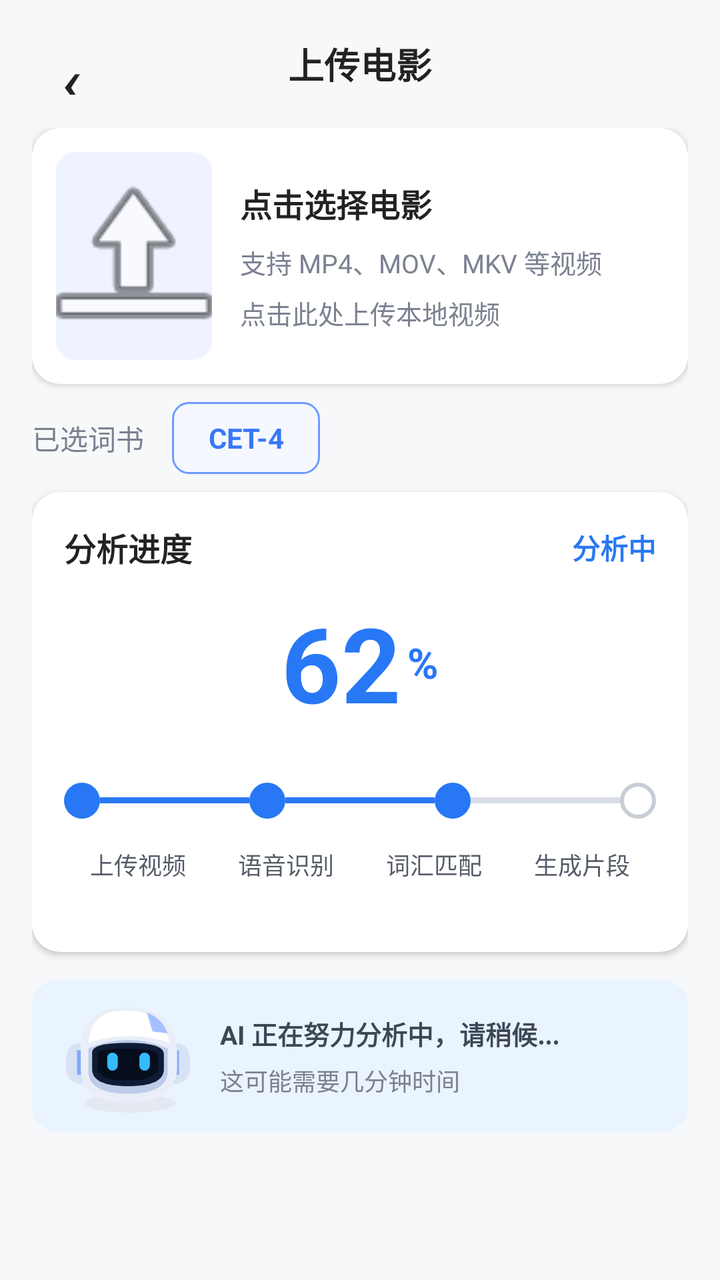
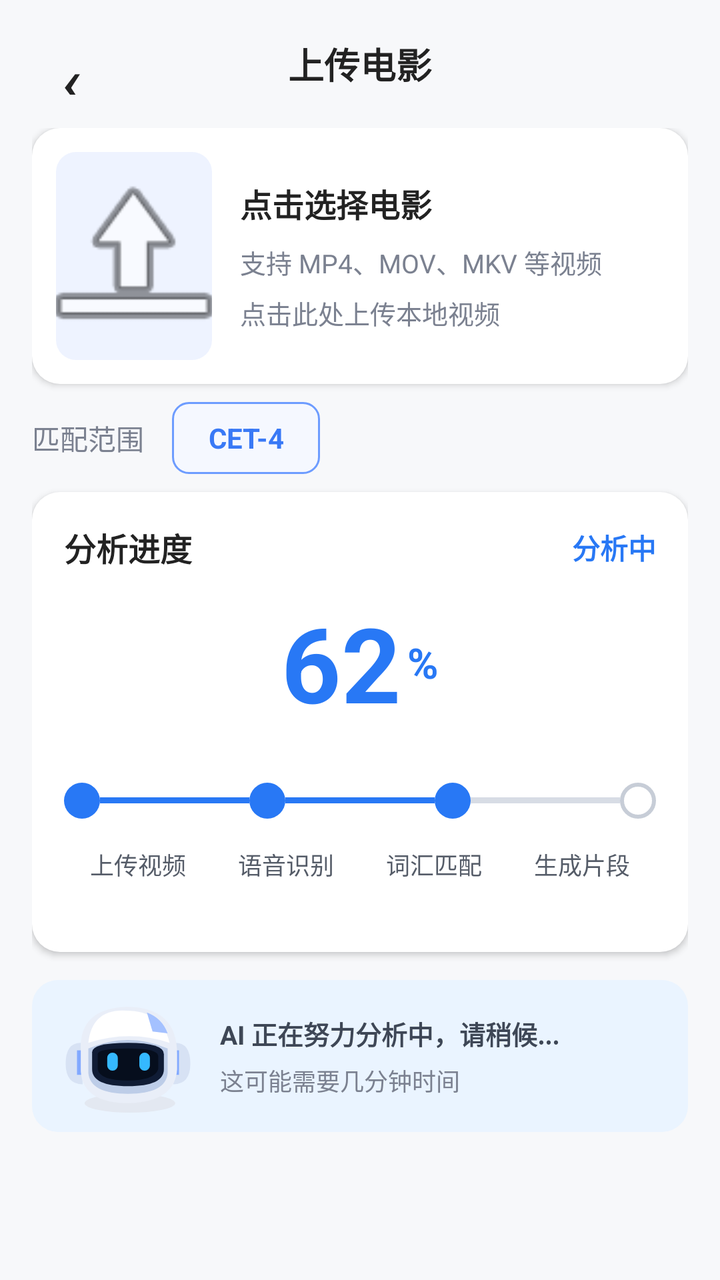

Compare the two renders of this Android layout. The source of the first and the diff that turns it into the second are given below.
<!-- AndroidManifest.xml: application theme Theme.HelloWord -->
<!-- res/layout/upload_movie.xml -->
<?xml version="1.0" encoding="utf-8"?>
<ScrollView xmlns:android="http://schemas.android.com/apk/res/android"
    android:layout_width="match_parent"
    android:layout_height="match_parent"
    android:background="#F7F8FA"
    android:fillViewport="true">

    <LinearLayout
        android:layout_width="match_parent"
        android:layout_height="wrap_content"
        android:orientation="vertical">

        
        <FrameLayout
            android:layout_width="match_parent"
            android:layout_height="64dp"
            android:paddingStart="16dp"
            android:paddingEnd="16dp">

            <TextView
                android:id="@+id/btnBack"
                android:layout_width="40dp"
                android:layout_height="31dp"
                android:layout_gravity="center_vertical"
                android:gravity="center"
                android:text="‹"
                android:textColor="#222222"
                android:textSize="35sp" />

            <TextView
                android:layout_width="wrap_content"
                android:layout_height="wrap_content"
                android:layout_gravity="center"
                android:text="上传电影"
                android:textColor="#222222"
                android:textSize="18sp"
                android:textStyle="bold" />

        </FrameLayout>


        <LinearLayout
            android:layout_width="match_parent"
            android:layout_height="wrap_content"
            android:orientation="vertical"
            android:paddingStart="16dp"
            android:paddingEnd="16dp">


            
            
            

            <LinearLayout
                android:id="@+id/uploadMovieCard"
                android:layout_width="match_parent"
                android:layout_height="128dp"
                android:background="@drawable/bg_white_card"
                android:elevation="2dp"
                android:gravity="center_vertical"
                android:orientation="horizontal"
                android:padding="12dp">

                
                <FrameLayout
                    android:layout_width="78dp"
                    android:layout_height="104dp">

                    <ImageView
                        android:id="@+id/movieCover"
                        android:layout_width="match_parent"
                        android:layout_height="match_parent"
                        android:background="@drawable/bg_movie_cover"
                        android:scaleType="centerCrop"
                        android:src="@android:drawable/ic_menu_upload" />

                </FrameLayout>


                
                <LinearLayout
                    android:layout_width="0dp"
                    android:layout_height="wrap_content"
                    android:layout_marginStart="14dp"
                    android:layout_weight="1"
                    android:orientation="vertical">

                    <TextView
                        android:id="@+id/movieName"
                        android:layout_width="match_parent"
                        android:layout_height="wrap_content"
                        android:ellipsize="end"
                        android:maxLines="1"
                        android:text="点击选择电影"
                        android:textColor="#222222"
                        android:textSize="16sp"
                        android:textStyle="bold" />

                    <TextView
                        android:id="@+id/movieSize"
                        android:layout_width="wrap_content"
                        android:layout_height="wrap_content"
                        android:layout_marginTop="8dp"
                        android:text="支持 MP4、MOV、MKV 等视频"
                        android:textColor="#7B8190"
                        android:textSize="13sp" />

                    <TextView
                        android:id="@+id/movieDuration"
                        android:layout_width="wrap_content"
                        android:layout_height="wrap_content"
                        android:layout_marginTop="6dp"
                        android:text="点击此处上传本地视频"
                        android:textColor="#7B8190"
                        android:textSize="13sp" />

                </LinearLayout>


                
                <TextView
                    android:id="@+id/btnRemoveMovie"
                    android:layout_width="36dp"
                    android:layout_height="36dp"
                    android:gravity="center"
                    android:text="×"
                    android:textColor="#9AA0AA"
                    android:textSize="25sp"
                    android:visibility="gone" />

            </LinearLayout>


            
            <LinearLayout
                android:layout_width="match_parent"
                android:layout_height="54dp"
                android:gravity="center_vertical"
                android:orientation="horizontal">

                <TextView
                    android:layout_width="wrap_content"
                    android:layout_height="wrap_content"
                    android:text="已选词书"
                    android:textColor="#7B8190"
                    android:textSize="14sp" />

                <TextView
                    android:layout_width="wrap_content"
                    android:layout_height="36dp"
                    android:layout_marginStart="14dp"
                    android:background="@drawable/bg_cet_tag"
                    android:gravity="center"
                    android:paddingStart="18dp"
                    android:paddingEnd="18dp"
                    android:text="CET-4"
                    android:textColor="#3979F6"
                    android:textSize="14sp"
                    android:textStyle="bold" />

            </LinearLayout>


            
            
            

            <LinearLayout
                android:layout_width="match_parent"
                android:layout_height="230dp"
                android:background="@drawable/bg_white_card"
                android:elevation="2dp"
                android:orientation="vertical"
                android:padding="16dp">

                <LinearLayout
                    android:layout_width="match_parent"
                    android:layout_height="wrap_content"
                    android:gravity="center_vertical"
                    android:orientation="horizontal">

                    <TextView
                        android:layout_width="0dp"
                        android:layout_height="wrap_content"
                        android:layout_weight="1"
                        android:text="分析进度"
                        android:textColor="#222222"
                        android:textSize="16sp"
                        android:textStyle="bold" />

                    <TextView
                        android:layout_width="wrap_content"
                        android:layout_height="wrap_content"
                        android:text="分析中"
                        android:textColor="#2878F5"
                        android:textSize="14sp"
                        android:textStyle="bold" />

                </LinearLayout>


                
                <LinearLayout
                    android:layout_width="match_parent"
                    android:layout_height="92dp"
                    android:gravity="center"
                    android:orientation="horizontal">

                    <TextView
                        android:layout_width="wrap_content"
                        android:layout_height="wrap_content"
                        android:text="62"
                        android:textColor="#2878F5"
                        android:textSize="52sp"
                        android:textStyle="bold" />

                    <TextView
                        android:layout_width="wrap_content"
                        android:layout_height="wrap_content"
                        android:layout_gravity="center_vertical"
                        android:layout_marginStart="3dp"
                        android:text="%"
                        android:textColor="#2878F5"
                        android:textSize="21sp"
                        android:textStyle="bold" />

                </LinearLayout>


                
                <LinearLayout
                    android:layout_width="match_parent"
                    android:layout_height="46dp"
                    android:gravity="center_vertical"
                    android:orientation="horizontal">

                    <View
                        android:layout_width="18dp"
                        android:layout_height="18dp"
                        android:background="@drawable/bg_progress_done" />

                    <View
                        android:layout_width="0dp"
                        android:layout_height="3dp"
                        android:layout_weight="1"
                        android:background="#2878F5" />

                    <View
                        android:layout_width="18dp"
                        android:layout_height="18dp"
                        android:background="@drawable/bg_progress_done" />

                    <View
                        android:layout_width="0dp"
                        android:layout_height="3dp"
                        android:layout_weight="1"
                        android:background="#2878F5" />

                    <View
                        android:layout_width="18dp"
                        android:layout_height="18dp"
                        android:background="@drawable/bg_progress_done" />

                    <View
                        android:layout_width="0dp"
                        android:layout_height="3dp"
                        android:layout_weight="1"
                        android:background="#D7DCE5" />

                    <View
                        android:layout_width="18dp"
                        android:layout_height="18dp"
                        android:background="@drawable/bg_progress_wait" />

                </LinearLayout>


                
                <LinearLayout
                    android:layout_width="match_parent"
                    android:layout_height="wrap_content"
                    android:orientation="horizontal">

                    <TextView
                        android:layout_width="0dp"
                        android:layout_height="wrap_content"
                        android:layout_weight="1"
                        android:gravity="center"
                        android:text="上传视频"
                        android:textColor="#555C68"
                        android:textSize="12sp" />

                    <TextView
                        android:layout_width="0dp"
                        android:layout_height="wrap_content"
                        android:layout_weight="1"
                        android:gravity="center"
                        android:text="语音识别"
                        android:textColor="#555C68"
                        android:textSize="12sp" />

                    <TextView
                        android:layout_width="0dp"
                        android:layout_height="wrap_content"
                        android:layout_weight="1"
                        android:gravity="center"
                        android:text="词汇匹配"
                        android:textColor="#555C68"
                        android:textSize="12sp" />

                    <TextView
                        android:layout_width="0dp"
                        android:layout_height="wrap_content"
                        android:layout_weight="1"
                        android:gravity="center"
                        android:text="生成片段"
                        android:textColor="#555C68"
                        android:textSize="12sp" />

                </LinearLayout>

            </LinearLayout>


            
            <LinearLayout
                android:layout_width="match_parent"
                android:layout_height="76dp"
                android:layout_marginTop="14dp"
                android:background="@drawable/bg_ai_tip"
                android:gravity="center_vertical"
                android:orientation="horizontal"
                android:paddingStart="14dp"
                android:paddingEnd="14dp">

                <ImageView android:layout_width="68dp" android:layout_height="68dp" android:src="@drawable/vh_robot" android:importantForAccessibility="no" />

                <LinearLayout
                    android:layout_width="0dp"
                    android:layout_height="wrap_content"
                    android:layout_marginStart="12dp"
                    android:layout_weight="1"
                    android:orientation="vertical">

                    <TextView
                        android:layout_width="wrap_content"
                        android:layout_height="wrap_content"
                        android:text="AI 正在努力分析中，请稍候..."
                        android:textColor="#3E4756"
                        android:textSize="13sp"
                        android:textStyle="bold" />

                    <TextView
                        android:layout_width="wrap_content"
                        android:layout_height="wrap_content"
                        android:layout_marginTop="5dp"
                        android:text="这可能需要几分钟时间"
                        android:textColor="#7B8190"
                        android:textSize="12sp" />

                </LinearLayout>

            </LinearLayout>

        </LinearLayout>

    </LinearLayout>

</ScrollView>
<!-- resources referenced by this layout -->
<resources>
  <!-- drawable bg_ai_tip (drawable) -->
  <?xml version="1.0" encoding="utf-8"?>
  <shape xmlns:android="http://schemas.android.com/apk/res/android">
      <solid android:color="#EAF4FF" />
      <corners android:radius="13dp" />
  </shape>
  <!-- drawable bg_cet_tag (drawable) -->
  <?xml version="1.0" encoding="utf-8"?>
  <shape xmlns:android="http://schemas.android.com/apk/res/android">
      <solid android:color="#F5F8FF" />
      <stroke
          android:width="1dp"
          android:color="#6D9CFF" />
      <corners android:radius="8dp" />
  </shape>
  <!-- drawable bg_movie_cover (drawable) -->
  <?xml version="1.0" encoding="utf-8"?>
  <shape xmlns:android="http://schemas.android.com/apk/res/android">
      <solid android:color="#EEF3FF" />
      <corners android:radius="10dp" />
  </shape>
  <!-- drawable bg_progress_done (drawable) -->
  <?xml version="1.0" encoding="utf-8"?>
  <shape xmlns:android="http://schemas.android.com/apk/res/android"
      android:shape="oval">
  
      <solid android:color="#2878F5" />
  
  </shape>
  <!-- drawable bg_progress_wait (drawable) -->
  <?xml version="1.0" encoding="utf-8"?>
  <shape xmlns:android="http://schemas.android.com/apk/res/android"
      android:shape="oval">
  
      <solid android:color="#FFFFFF" />
  
      <stroke
          android:width="2dp"
          android:color="#C7CDD7" />
  
  </shape>
  <!-- drawable bg_white_card (drawable) -->
  <?xml version="1.0" encoding="utf-8"?>
  <shape xmlns:android="http://schemas.android.com/apk/res/android">
      <solid android:color="#FFFFFF" />
      <corners android:radius="14dp" />
  </shape>
  <!-- drawable vh_robot (drawable) -->
  <?xml version="1.0" encoding="utf-8"?>
  <vector xmlns:android="http://schemas.android.com/apk/res/android" android:width="72dp" android:height="72dp" android:viewportWidth="72" android:viewportHeight="72">
      <path android:fillColor="#E3E8F1" android:pathData="M13,61a24,5 0,1 0,48 0a24,5 0,1 0,-48 0" />
      <path android:fillColor="#D7E2F4" android:pathData="M11,29Q3,29 3,40Q3,51 12,51ZM61,29Q69,29 69,40Q69,51 60,51Z" />
      <path android:fillColor="#82A9FF" android:pathData="M9,33H12V46H9ZM60,33H63V46H60Z" />
      <path android:fillColor="#E9EEF8" android:pathData="M11,33Q10,11 35,10Q62,10 62,35V43Q61,60 37,61Q12,61 11,44Z" />
      <path android:fillColor="#FFFFFF" android:pathData="M15,29Q17,11 35,12Q54,12 58,29Q37,22 15,29Z" />
      <path android:fillColor="#A4C1FF" android:pathData="M46,13Q54,16 57,24L49,23Z" />
      <path android:fillColor="#BDCDE8" android:pathData="M15,32Q36,23 57,32V45Q56,56 36,56Q16,56 15,45Z" />
      <path android:fillColor="#101C35" android:pathData="M17,34Q17,29 36,29Q55,29 55,35V43Q55,52 36,52Q17,52 17,43Z" />
      <path android:fillColor="#060E1D" android:pathData="M20,35Q20,32 36,32Q52,32 52,36V43Q50,49 36,49Q21,49 20,43Z" />
      <path android:fillColor="#35B9FF" android:pathData="M25,37a2.8,2.8 0,0 1,5.6 0v4a2.8,2.8 0,0 1,-5.6 0ZM42,37a2.8,2.8 0,0 1,5.6 0v4a2.8,2.8 0,0 1,-5.6 0Z" />
  </vector>
  <style name="Theme.HelloWord" parent="Base.Theme.HelloWord" />
  <style name="Base.Theme.HelloWord" parent="Theme.Material3.DayNight.NoActionBar">
          
          
      </style>
</resources>

<!-- the commit's change to res/layout/upload_movie.xml (unified diff, before → after) -->
@@ -141,11 +141,12 @@
                 <TextView
                     android:layout_width="wrap_content"
                     android:layout_height="wrap_content"
-                    android:text="已选词书"
+                    android:text="匹配范围"
                     android:textColor="#7B8190"
                     android:textSize="14sp" />
 
                 <TextView
+                    android:id="@+id/uploadVocabularySummary"
                     android:layout_width="wrap_content"
                     android:layout_height="36dp"
                     android:layout_marginStart="14dp"
@@ -362,6 +363,19 @@
 
             </LinearLayout>
 
+            <Button
+                android:id="@+id/confirmButton"
+                android:layout_width="160dp"
+                android:layout_height="48dp"
+                android:layout_gravity="center_horizontal"
+                android:layout_marginTop="16dp"
+                android:text="确认"
+                android:textColor="#FFFFFF"
+                android:textSize="16sp"
+                android:backgroundTint="#3478F6"
+                android:gravity="center"
+                android:visibility="gone" />
+
         </LinearLayout>
 
     </LinearLayout>
